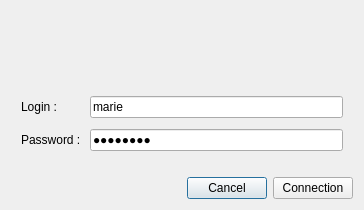
Before: the Qt Designer form identificationdialog.ui in mariedegen/QtProject, drawn with Qt 5.
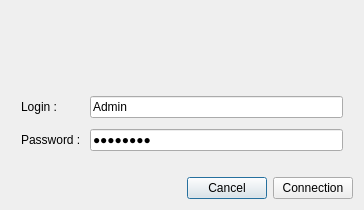
After: the same form once the commit is applied. Icons and pictures are not drawn.

What changed in the file:
```diff
--- a/identificationdialog.ui
+++ b/identificationdialog.ui
@@ -130,7 +130,7 @@
      <item row="1" column="1">
       <widget class="QLineEdit" name="login_input">
        <property name="text">
-        <string>marie</string>
+        <string>Admin</string>
        </property>
       </widget>
      </item>
```
Left out of the diff: 2 changed lines with no effect on the pictures.
